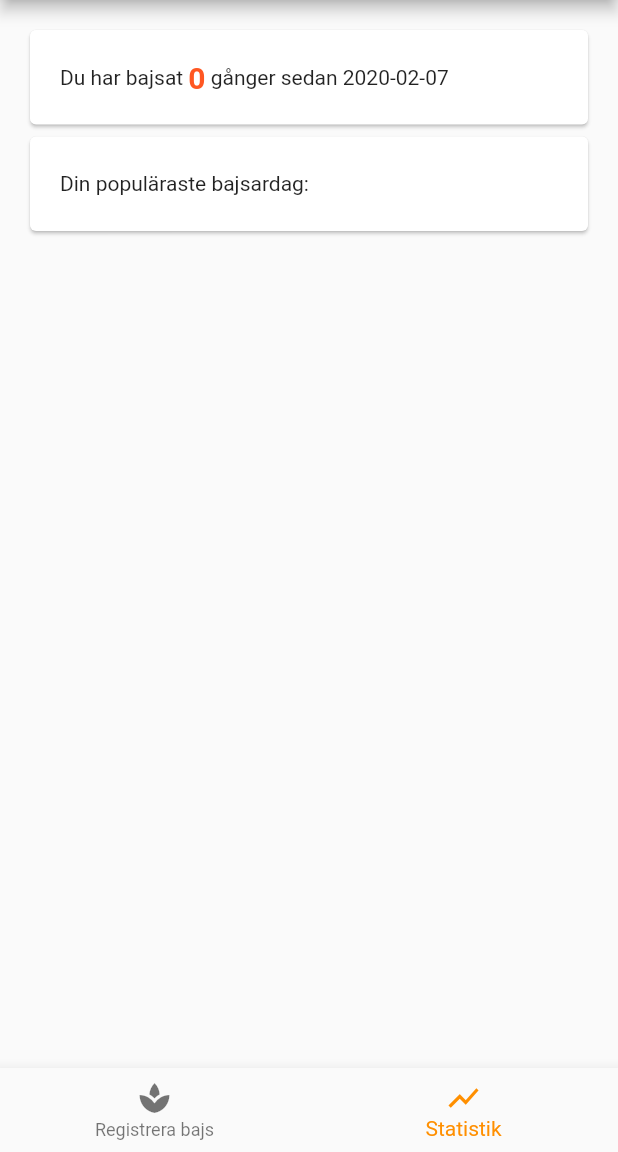
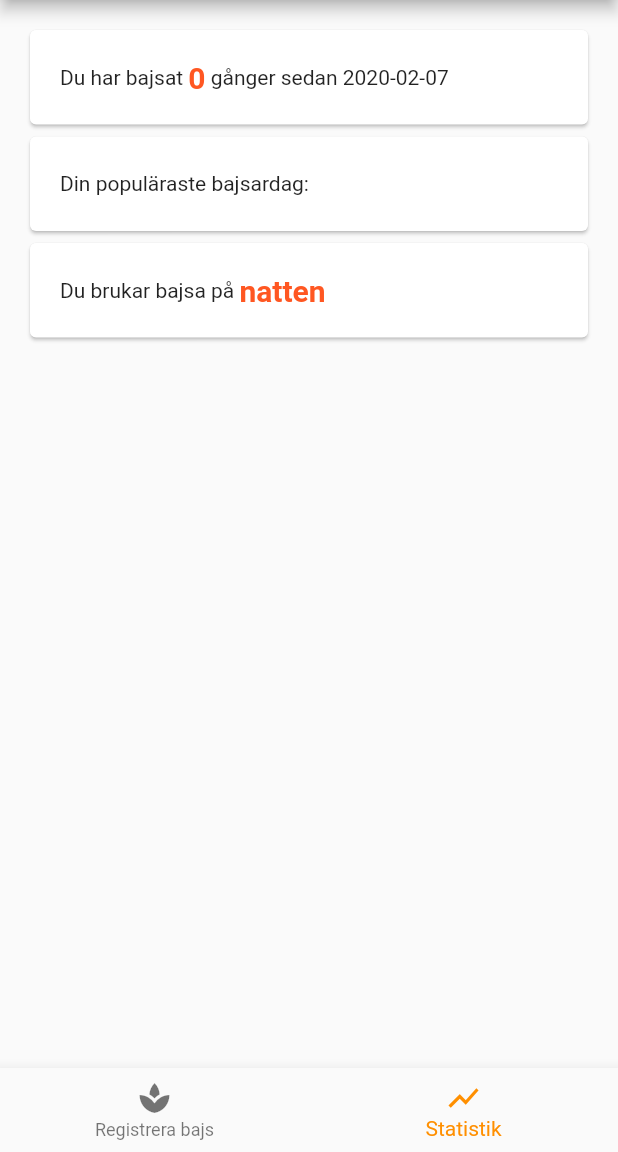
Before and after one commit to elisabet123/bajsappen, a Flutter app: the screen it shows after launch, item 2 of the bottom bar chosen, on a phone screen of 412 x 824 dp, the part 84-1236 px from its top. Run offline on Flutter 3.47's test engine with Material 2 defaults, Android fonts, the phone set to English and light mode, and no system bars; our stand-ins replace charts_flutter, sqflite; accounts and stored records are empty.

Commit message:
Added time of day statistics

```diff
--- a/lib/pooplocalization.dart
+++ b/lib/pooplocalization.dart
@@ -39,6 +39,18 @@ class PoopLocalizations {
       'removed': ' borttagen',
       'add_poop_title': 'Lägg till ny bajsning',
       'change_date': 'Ändra dag/tid',
+      'popular_pooptime': 'Du brukar bajsa på ',
+      'night': 'natt',
+      'the_night': 'natten',
+      'morning': 'morgon',
+      'the_morning': 'morgonen',
+      'afternoon': 'eftermiddag',
+      'the_afternoon': 'eftermiddagen',
+      'evening': 'kväll',
+      'the_evening': 'kvällen',
+      'poops_per_hour': 'Bajsningar per timme',
+      'poops_per_time_of_day': 'Bajsningar per tid på dygnet',
+      'time_statistics': 'Tidsstatistik',
     },
   };
 
--- a/lib/statistics/statisticscard.dart
+++ b/lib/statistics/statisticscard.dart
@@ -15,11 +15,10 @@ class StatisticsCard extends StatelessWidget {
         child: Container(
           padding: EdgeInsets.all(20),
           child: Row(
-            children: children
+            children: children,
           ),
         ),
       ),
     );
   }
-
 }
--- a/lib/statistics/statisticspage.dart
+++ b/lib/statistics/statisticspage.dart
@@ -1,4 +1,5 @@
 import 'package:bajsappen/statistics/count.dart';
+import 'package:bajsappen/statistics/timeofday.dart';
 import 'package:bajsappen/statistics/weekday.dart';
 import 'package:flutter/material.dart';
 
@@ -35,6 +36,8 @@ class _StatisticPageState extends State<StatisticPage> {
         CounterWidget(poops, highlightStyle, onPoopDeleted,));
     refreshedWidgets.add(
         WeekdayStats(poops: poops, highlightStyle: highlightStyle));
+    refreshedWidgets.add(
+        TimeOfDayStats(poops, highlightStyle: highlightStyle));
     statisticsWidgets = refreshedWidgets;
   }
 
--- /dev/null
+++ b/lib/statistics/timeofday.dart
@@ -0,0 +1,203 @@
+import 'package:bajsappen/statistics/statisticscard.dart';
+import 'package:charts_flutter/flutter.dart' as charts;
+import 'package:collection/collection.dart';
+import 'package:flutter/material.dart';
+
+import '../pooplocalization.dart';
+
+class TimeOfDayStats extends StatefulWidget {
+  final TextStyle highlightStyle;
+  final List<DateTime> poops;
+
+  TimeOfDayStats(this.poops, {Key key, this.highlightStyle});
+
+  @override
+  TimeOfDayStatsState createState() =>
+      TimeOfDayStatsState(poops, highlightStyle);
+}
+
+class TimeOfDayStatsState extends State<TimeOfDayStats> {
+  final List<DateTime> poops;
+  final Map<int, int> poopsPerHour;
+  final Map<int, int> poopsPerTimeOfDay;
+  final TextStyle highlightStyle;
+  final List<String> timeOfDayStrings = [
+    'night',
+    'morning',
+    'afternoon',
+    'evening'
+  ];
+
+  TimeOfDayStatsState(this.poops, this.highlightStyle)
+      : this.poopsPerHour = _groupByHour(poops),
+        this.poopsPerTimeOfDay = new Map() {
+    _groupByTimeOfDay();
+  }
+
+  static Map<int, int> _groupByHour(List<DateTime> poops) {
+    Map<int, int> poopsPerHour = new Map();
+    new List<int>.generate(24, (i) {
+      poopsPerHour[i] = 0;
+      return i + 1;
+    });
+
+    poops.forEach((DateTime dt) => poopsPerHour[dt.hour]++);
+    return poopsPerHour;
+  }
+
+  _groupByTimeOfDay() {
+    new List<int>.generate(4, (i) {
+      poopsPerTimeOfDay[i] = _getMaxMin(poopsPerHour, 6 * i, 6 * (i + 1));
+      return i + 1;
+    });
+  }
+
+  int _getMaxMin(Map<int, int> input, int minHour, int maxHour) {
+    return input.entries
+        .where((entry) => entry.key < maxHour && entry.key > minHour)
+        .toList()
+        .map((MapEntry entry) => entry.value)
+        .reduce((value, element) => value + element);
+  }
+
+  void _showDetails() {
+    Navigator.of(context).push(
+      MaterialPageRoute<void>(
+        builder: (BuildContext context) {
+          return ChartPage(poopsPerHour, poopsPerTimeOfDay, timeOfDayStrings);
+        },
+      ),
+    );
+  }
+
+  @override
+  Widget build(BuildContext context) {
+    return Center(
+        child: StatisticsCard(
+      children: [
+        Text(PoopLocalizations.of(context).get('popular_pooptime')),
+        Text(
+          PoopLocalizations.of(context).get('the_' +
+                  timeOfDayStrings[
+                      maxBy(poopsPerTimeOfDay.entries, (entry) => entry.value)
+                          .key]) ??
+              '',
+          style: highlightStyle,
+        )
+      ],
+      onTap: _showDetails,
+    ));
+  }
+}
+
+class ChartPage extends StatefulWidget {
+  final Map<int, int> poopsPerHour;
+  final Map<int, int> poopsPerTimeOfDay;
+  final List<String> timeOfDayStrings;
+
+  const ChartPage(
+      this.poopsPerHour, this.poopsPerTimeOfDay, this.timeOfDayStrings,
+      {Key key})
+      : super(key: key);
+
+  @override
+  State<StatefulWidget> createState() {
+    return ChartPageState(poopsPerHour, poopsPerTimeOfDay, timeOfDayStrings);
+  }
+}
+
+class ChartPageState extends State<ChartPage> {
+  final Map<int, int> poopsPerHour;
+  final Map<int, int> poopsPerTimeOfDay;
+  final List<String> timeOfDayStrings;
+
+  ChartPageState(
+      this.poopsPerHour, this.poopsPerTimeOfDay, this.timeOfDayStrings);
+
+  @override
+  Widget build(BuildContext context) {
+    var data = poopsPerHour
+        .map((key, value) =>
+            MapEntry(key, PoopsPerHourSeries(DateTime(2020, 1, 2, key), value)))
+        .values
+        .toList();
+    List<charts.Series<PoopsPerHourSeries, DateTime>> otherSeries = [
+      new charts.Series<PoopsPerHourSeries, DateTime>(
+        id: 'PoopsPerHour',
+        colorFn: (_, __) => charts.MaterialPalette.blue.shadeDefault,
+        domainFn: (PoopsPerHourSeries poops, _) => poops.dateTime,
+        measureFn: (PoopsPerHourSeries poops, _) => poops.poops,
+        data: data,
+      )
+    ];
+    Widget hourChart = createChart(
+        'poops_per_hour',
+        charts.TimeSeriesChart(
+          otherSeries,
+          animate: true,
+          defaultRenderer: new charts.BarRendererConfig<DateTime>(),
+          defaultInteractions: false,
+          domainAxis: new charts.DateTimeAxisSpec(
+            tickFormatterSpec: new charts.AutoDateTimeTickFormatterSpec(
+              hour: new charts.TimeFormatterSpec(
+                format: 'HH',
+                transitionFormat: 'HH',
+              ),
+            ),
+          ),
+        ));
+
+    List<charts.Series<MapEntry<int, int>, String>> timeOfDaySeries = [
+      charts.Series(
+          id: "PoopsTimeOfDay",
+          data: poopsPerTimeOfDay.entries.toList(),
+          domainFn: (entry, _) =>
+              PoopLocalizations.of(context).get(timeOfDayStrings[entry.key]),
+          measureFn: (entry, _) => entry.value,
+          colorFn: (entry, _) => charts.ColorUtil.fromDartColor(Colors.blue))
+    ];
+
+    Widget timeOfDayChart = createChart('poops_per_time_of_day',
+        charts.BarChart(timeOfDaySeries, animate: true));
+
+    return Scaffold(
+      appBar: AppBar(
+        // TODO fix
+        title: Text(PoopLocalizations.of(context).get('time_statistics')),
+      ),
+      body: ListView(
+        children: <Widget>[hourChart, timeOfDayChart],
+      ),
+    );
+  }
+
+  Widget createChart(String titleKey, Widget chart) {
+    return Container(
+      height: 200,
+      padding: EdgeInsets.all(20),
+      child: Card(
+        child: Padding(
+          padding: const EdgeInsets.all(8.0),
+          child: Column(
+            children: <Widget>[
+              Text(
+                PoopLocalizations.of(context).get(titleKey),
+                style: Theme.of(context).textTheme.body2,
+              ),
+              Expanded(
+                child: chart,
+              )
+            ],
+          ),
+        ),
+      ),
+    );
+  }
+}
+
+class PoopsPerHourSeries {
+  final DateTime dateTime;
+  final int poops;
+
+  PoopsPerHourSeries(this.dateTime, this.poops);
+}
```
